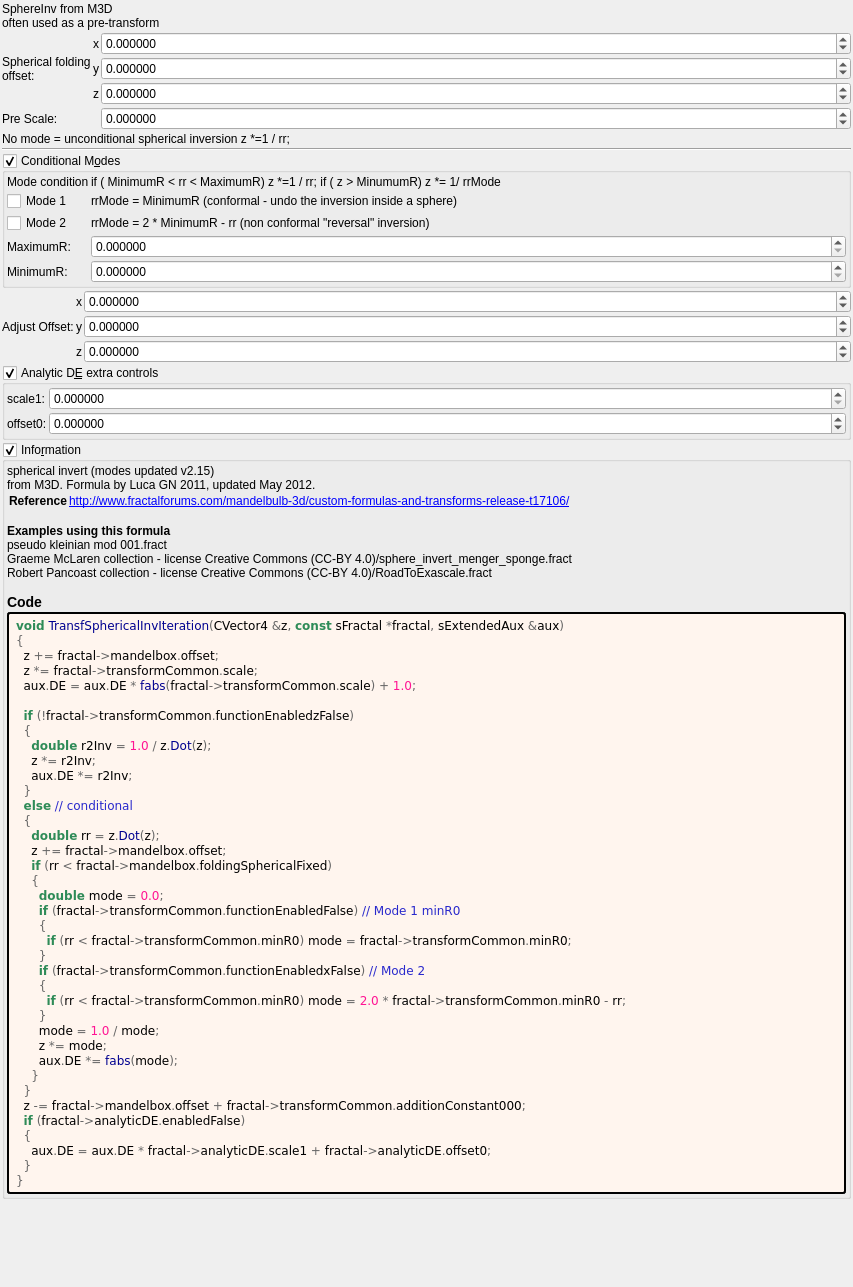
The window that mandelbulber2/formula/ui/transf_spherical_inv.ui (buddhi1980/mandelbulber2) describes before a commit, drawn with Qt 5.
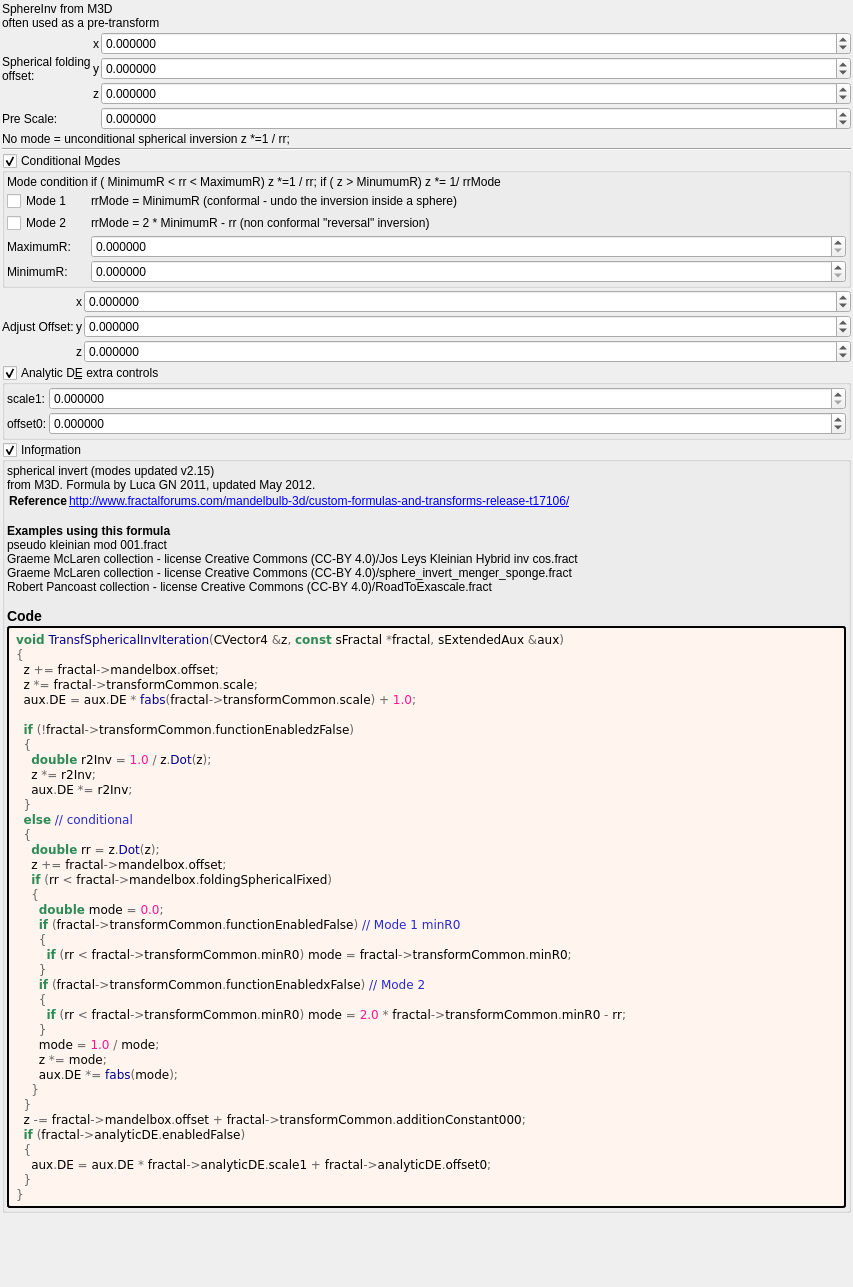
The same window after the commit. Custom widgets are drawn as their Qt base class.

```diff
--- a/mandelbulber2/formula/ui/transf_spherical_inv.ui
+++ b/mandelbulber2/formula/ui/transf_spherical_inv.ui
@@ -649,7 +649,7 @@
 &lt;tr&gt;&lt;th&gt;Reference&lt;/th&gt;&lt;td&gt;&lt;a href=&quot;http://www.fractalforums.com/mandelbulb-3d/custom-formulas-and-transforms-release-t17106/&quot;&gt;http://www.fractalforums.com/mandelbulb-3d/custom-formulas-and-transforms-release-t17106/&lt;br&gt;
 &lt;/td&gt;&lt;/tr&gt;
 &lt;/table&gt;
-&lt;br&gt;&lt;b&gt;Examples using this formula&lt;/b&gt;&lt;br&gt;pseudo kleinian mod 001.fract&lt;br&gt;Graeme McLaren  collection - license Creative Commons  (CC-BY 4.0)/sphere_invert_menger_sponge.fract&lt;br&gt;Robert Pancoast collection - license Creative Commons (CC-BY 4.0)/RoadToExascale.fract&lt;h3&gt;Code&lt;/h3&gt;</string>
+&lt;br&gt;&lt;b&gt;Examples using this formula&lt;/b&gt;&lt;br&gt;pseudo kleinian mod 001.fract&lt;br&gt;Graeme McLaren  collection - license Creative Commons  (CC-BY 4.0)/Jos Leys Kleinian Hybrid inv cos.fract&lt;br&gt;Graeme McLaren  collection - license Creative Commons  (CC-BY 4.0)/sphere_invert_menger_sponge.fract&lt;br&gt;Robert Pancoast collection - license Creative Commons (CC-BY 4.0)/RoadToExascale.fract&lt;h3&gt;Code&lt;/h3&gt;</string>
         </property>
         <property name="wordWrap">
          <bool>true</bool>
```
